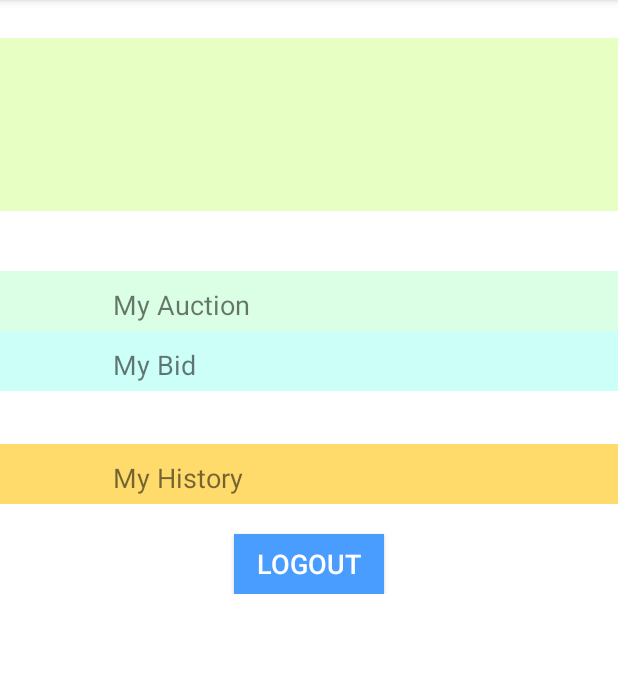
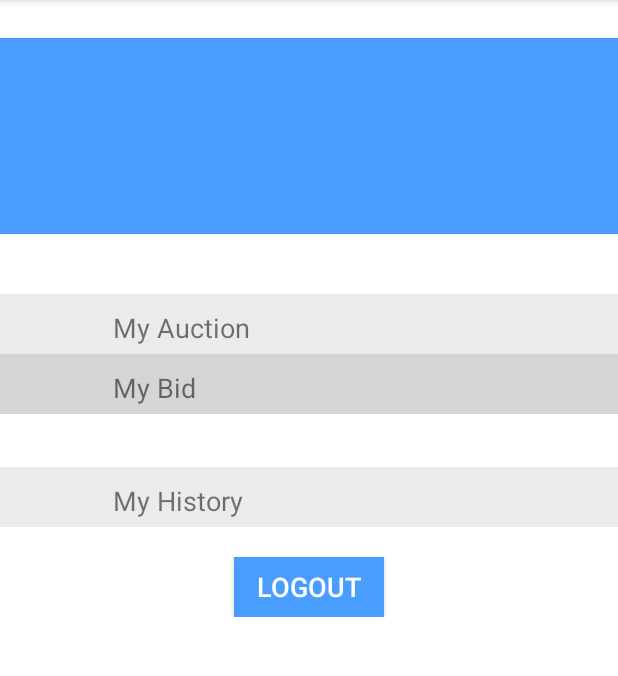
Before and after one commit to xzhouaf/Auction-House, an Android app: the fragment PersonalInfoFragment shown on its own in the app's theme, on a phone screen of 412 x 824 dp, the part 84-760 px from its top. Run offline under Robolectric (Android 15) with nearby library versions, the phone set to English and light mode, and no system bars.

Commit message:
slove some layout problem

```diff
--- a/app/src/main/res/layout/live_list.xml
+++ b/app/src/main/res/layout/live_list.xml
@@ -8,6 +8,7 @@
     <com.project.zxt.ustauctionhouse.NewListView.RefreshListView
         android:layout_width="match_parent"
         android:layout_height="match_parent"
-        android:id="@+id/livebid_listview" />
+        android:id="@+id/livebid_listview"
+        android:background="#ffffffff" />
 
 </LinearLayout>
--- a/app/src/main/res/layout/me.xml
+++ b/app/src/main/res/layout/me.xml
@@ -19,15 +19,15 @@
         android:id="@+id/personal_info"
         android:layout_marginTop="25dp"
         android:weightSum="1"
-        android:background="#ffe3ffd1"
-        android:backgroundTint="#ffe8ffc3">
+        android:background="#ff499dff">
 
         <ImageView
             android:layout_width="100dp"
             android:layout_height="100dp"
             android:id="@+id/me_portrait"
             android:layout_marginLeft="15dp"
-            android:layout_marginTop="15dp" />
+            android:layout_marginTop="15dp"
+            android:layout_marginBottom="15dp" />
 
         <TextView
             android:layout_width="wrap_content"
@@ -36,7 +36,8 @@
             android:layout_marginTop="55dp"
             android:layout_marginLeft="5dp"
             android:layout_weight="0.12"
-            android:textSize="25dp" />
+            android:textSize="25dp"
+            android:textColor="#ffffffff" />
     </LinearLayout>
 
     <LinearLayout
@@ -46,7 +47,7 @@
         android:layout_gravity="center_horizontal"
         android:layout_marginTop="40dp"
         android:id="@+id/myAuction"
-        android:background="#ffdaffe4">
+        android:background="#ffebebeb">
 
         <ImageView
             android:layout_width="40dp"
@@ -69,7 +70,7 @@
         android:layout_width="match_parent"
         android:layout_height="wrap_content"
         android:id="@+id/myBid"
-        android:background="#ffccfff8">
+        android:background="#ffd5d5d5">
 
         <ImageView
             android:layout_width="40dp"
@@ -94,7 +95,7 @@
         android:layout_gravity="center_horizontal"
         android:layout_marginTop="35dp"
         android:id="@+id/myHistory"
-        android:background="#ffffdb6c">
+        android:background="#ffebebeb">
 
         <ImageView
             android:layout_width="40dp"
--- a/app/src/main/res/layout/new_item.xml
+++ b/app/src/main/res/layout/new_item.xml
@@ -8,6 +8,7 @@
     <com.project.zxt.ustauctionhouse.NewListView.RefreshListView
         android:layout_width="match_parent"
         android:layout_height="match_parent"
-        android:id="@+id/new_item_listview" />
+        android:id="@+id/new_item_listview"
+        android:background="#ffffffff" />
 
 </LinearLayout>
--- a/app/src/main/res/layout/post_item.xml
+++ b/app/src/main/res/layout/post_item.xml
@@ -125,16 +125,16 @@
         android:layout_alignParentLeft="true"
         android:layout_alignParentStart="true"
         android:layout_marginTop="0dp"
-        android:background="#fffffcf5">
+        android:background="#ffffffff">
 
         <ImageView
             android:layout_width="180dp"
             android:layout_height="180dp"
             android:id="@+id/PostitemImage"
-            android:src="@drawable/no_photo"
             android:layout_alignParentTop="true"
             android:layout_centerHorizontal="true"
-            android:layout_marginTop="10dp" />
+            android:layout_marginTop="30dp"
+            android:background="#fff6f6f6" />
 
         <TextView
             android:layout_width="wrap_content"
```
Also changed, not shown: app/src/main/res/layout/live_bid.xml (+10 -6 lines), app/src/main/res/layout/login.xml (+10 -6 lines), app/src/main/res/layout/register.xml (+6 -5 lines).
